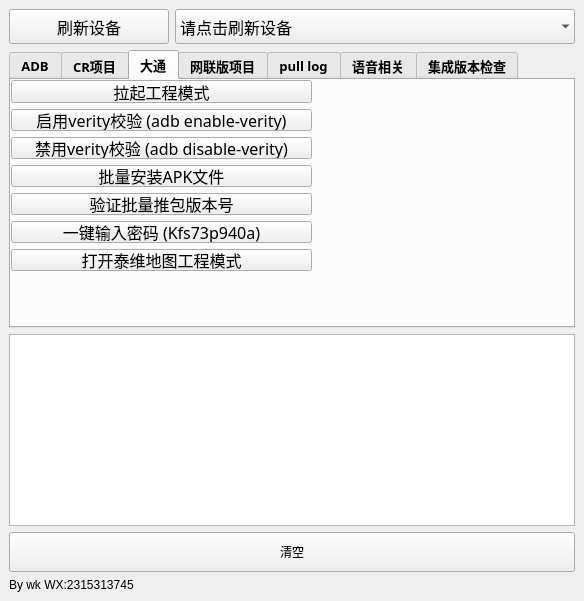
Qt form adbtool.ui (wangke956/ADBTools) before a commit.
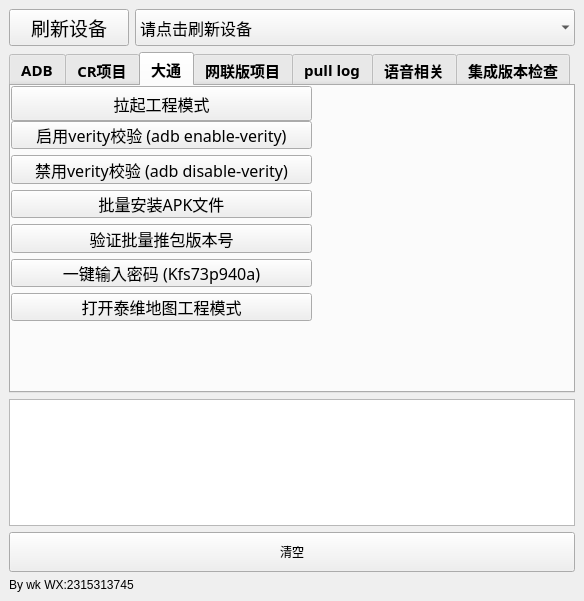
The same form after that commit. The open tabs and pages were chosen to show the change.

Commit message: 1.优化缩放效果

```diff
--- a/adbtool.ui
+++ b/adbtool.ui
@@ -19,8 +19,8 @@
   </property>
   <property name="minimumSize">
    <size>
-    <width>509</width>
-    <height>600</height>
+    <width>309</width>
+    <height>400</height>
    </size>
   </property>
   <property name="maximumSize">
@@ -32,6 +32,7 @@
   <property name="font">
    <font>
     <family>Franklin Gothic Medium</family>
+    <pointsize>10</pointsize>
    </font>
   </property>
   <property name="acceptDrops">
@@ -58,38 +59,53 @@
   </property>
   <widget class="QWidget" name="centralwidget">
    <property name="sizePolicy">
-    <sizepolicy hsizetype="Preferred" vsizetype="Preferred">
-     <horstretch>0</horstretch>
-     <verstretch>0</verstretch>
+    <sizepolicy hsizetype="Expanding" vsizetype="Expanding">
+     <horstretch>1</horstretch>
+     <verstretch>1</verstretch>
     </sizepolicy>
    </property>
    <layout class="QVBoxLayout" name="verticalLayout_3">
+    <property name="spacing">
+     <number>6</number>
+    </property>
+    <property name="leftMargin">
+     <number>9</number>
+    </property>
+    <property name="topMargin">
+     <number>9</number>
+    </property>
+    <property name="rightMargin">
+     <number>9</number>
+    </property>
+    <property name="bottomMargin">
+     <number>9</number>
+    </property>
     <item>
      <layout class="QFormLayout" name="formLayout_3">
       <item row="0" column="0">
        <widget class="QPushButton" name="RefreshButton">
         <property name="sizePolicy">
-         <sizepolicy hsizetype="Minimum" vsizetype="Minimum">
+         <sizepolicy hsizetype="Preferred" vsizetype="Fixed">
           <horstretch>0</horstretch>
           <verstretch>0</verstretch>
          </sizepolicy>
         </property>
         <property name="minimumSize">
          <size>
-          <width>160</width>
-          <height>35</height>
+          <width>120</width>
+          <height>30</height>
          </size>
         </property>
         <property name="maximumSize">
          <size>
-          <width>16777215</width>
-          <height>35</height>
+          <width>300</width>
+          <height>50</height>
          </size>
         </property>
         <property name="font">
          <font>
           <family>Arial</family>
-          <pointsize>12</pointsize>
+          <pointsize>14</pointsize>
          </font>
         </property>
         <property name="text">
@@ -100,21 +116,21 @@
       <item row="0" column="1">
        <widget class="QComboBox" name="ComboxButton">
         <property name="sizePolicy">
-         <sizepolicy hsizetype="Minimum" vsizetype="Minimum">
-          <horstretch>0</horstretch>
+         <sizepolicy hsizetype="Expanding" vsizetype="Fixed">
+          <horstretch>1</horstretch>
           <verstretch>0</verstretch>
          </sizepolicy>
         </property>
         <property name="minimumSize">
          <size>
-          <width>0</width>
-          <height>35</height>
+          <width>150</width>
+          <height>30</height>
          </size>
         </property>
         <property name="maximumSize">
          <size>
-          <width>16777215</width>
-          <height>35</height>
+          <width>500</width>
+          <height>50</height>
          </size>
         </property>
         <property name="baseSize">
@@ -168,15 +184,15 @@
        <bool>true</bool>
       </property>
       <property name="sizePolicy">
-       <sizepolicy hsizetype="Expanding" vsizetype="Preferred">
-        <horstretch>0</horstretch>
+       <sizepolicy hsizetype="Expanding" vsizetype="Expanding">
+        <horstretch>1</horstretch>
         <verstretch>1</verstretch>
        </sizepolicy>
       </property>
       <property name="font">
        <font>
         <family>Yu Gothic UI Semibold</family>
-        <pointsize>10</pointsize>
+        <pointsize>11</pointsize>
         <weight>75</weight>
         <bold>true</bold>
        </font>
@@ -730,22 +746,28 @@
           <x>0</x>
           <y>0</y>
           <width>301</width>
-          <height>191</height>
+          <height>235</height>
          </rect>
         </property>
         <layout class="QVBoxLayout" name="verticalLayout_datong">
          <item>
           <widget class="QPushButton" name="datong_factory_button">
+           <property name="sizePolicy">
+            <sizepolicy hsizetype="Preferred" vsizetype="Fixed">
+             <horstretch>0</horstretch>
+             <verstretch>0</verstretch>
+            </sizepolicy>
+           </property>
            <property name="minimumSize">
             <size>
-             <width>200</width>
-             <height>0</height>
+             <width>150</width>
+             <height>35</height>
             </size>
            </property>
            <property name="maximumSize">
             <size>
-             <width>16777215</width>
-             <height>50</height>
+             <width>350</width>
+             <height>60</height>
             </size>
            </property>
            <property name="font">
@@ -1573,21 +1595,21 @@
        <bool>true</bool>
       </property>
       <property name="sizePolicy">
-       <sizepolicy hsizetype="Minimum" vsizetype="Minimum">
-        <horstretch>0</horstretch>
+       <sizepolicy hsizetype="Expanding" vsizetype="Expanding">
+        <horstretch>1</horstretch>
         <verstretch>1</verstretch>
        </sizepolicy>
       </property>
       <property name="minimumSize">
        <size>
         <width>0</width>
-        <height>0</height>
+        <height>100</height>
        </size>
       </property>
       <property name="font">
        <font>
         <family>Franklin Gothic Medium</family>
-        <pointsize>14</pointsize>
+        <pointsize>12</pointsize>
        </font>
       </property>
       <property name="acceptDrops">
```
The commit also changes 1 other file.
